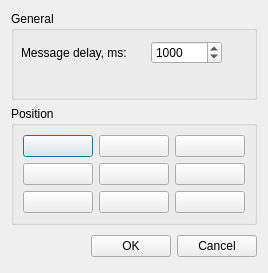
Above: src/plugins/General/notifier/settingsdialog.ui from ksv1986/qmmp-staging before the change. Below: the same form after it.
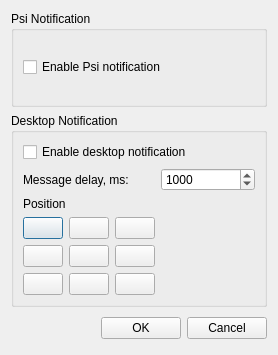
That is the form after the change.

Commit message: psi now playing notification support

```diff
--- a/src/plugins/General/notifier/settingsdialog.ui
+++ b/src/plugins/General/notifier/settingsdialog.ui
@@ -5,8 +5,8 @@
    <rect>
     <x>0</x>
     <y>0</y>
-    <width>268</width>
-    <height>273</height>
+    <width>278</width>
+    <height>355</height>
    </rect>
   </property>
   <property name="windowTitle" >
@@ -16,17 +16,34 @@
    <item>
     <widget class="QGroupBox" name="groupBox_4" >
      <property name="title" >
-      <string>General</string>
+      <string>Psi Notification</string>
      </property>
+     <layout class="QVBoxLayout" >
+      <item>
+       <widget class="QCheckBox" name="psiCheckBox" >
+        <property name="text" >
+         <string>Enable Psi notification</string>
+        </property>
+       </widget>
+      </item>
+     </layout>
+    </widget>
+   </item>
+   <item>
+    <widget class="QGroupBox" name="groupBox" >
+     <property name="title" >
+      <string>Desktop Notification</string>
+     </property>
+     <layout class="QGridLayout" >
+      <item row="0" column="0" colspan="2" >
+       <widget class="QCheckBox" name="desktopCheckBox" >
+        <property name="text" >
+         <string>Enable desktop notification</string>
+        </property>
+       </widget>
+      </item>
+      <item row="1" column="0" >
      <widget class="QLabel" name="label_3" >
-      <property name="geometry" >
-       <rect>
-        <x>10</x>
-        <y>30</y>
-        <width>141</width>
-        <height>23</height>
-       </rect>
-      </property>
       <property name="text" >
        <string>Message delay, ms:</string>
       </property>
@@ -34,15 +51,9 @@
        <set>Qt::AlignLeading|Qt::AlignLeft|Qt::AlignVCenter</set>
       </property>
      </widget>
+      </item>
+      <item row="1" column="1" >
      <widget class="QSpinBox" name="messageDelaySpinBox" >
-      <property name="geometry" >
-       <rect>
-        <x>140</x>
-        <y>30</y>
-        <width>71</width>
-        <height>23</height>
-       </rect>
-      </property>
       <property name="minimum" >
        <number>100</number>
       </property>
@@ -56,13 +67,15 @@
        <number>1000</number>
       </property>
      </widget>
-    </widget>
-   </item>
-   <item>
-    <widget class="QGroupBox" name="groupBox" >
-     <property name="title" >
+      </item>
+      <item row="2" column="0" >
+       <widget class="QLabel" name="label" >
+        <property name="text" >
       <string>Position</string>
      </property>
+       </widget>
+      </item>
+      <item row="3" column="0" >
      <layout class="QGridLayout" >
       <item row="0" column="0" >
        <widget class="QPushButton" name="topLeftButton" >
@@ -116,6 +129,19 @@
         </property>
        </widget>
       </item>
+        <item row="1" column="1" >
+         <widget class="QPushButton" name="centerButton" >
+          <property name="text" >
+           <string/>
+          </property>
+          <property name="checkable" >
+           <bool>true</bool>
+          </property>
+          <property name="autoExclusive" >
+           <bool>true</bool>
+          </property>
+         </widget>
+        </item>
       <item row="1" column="2" >
        <widget class="QPushButton" name="rightButton" >
         <property name="text" >
@@ -168,18 +194,20 @@
         </property>
        </widget>
       </item>
-      <item row="1" column="1" >
-       <widget class="QPushButton" name="centerButton" >
-        <property name="text" >
-         <string/>
+       </layout>
+      </item>
+      <item row="3" column="1" >
+       <spacer>
+        <property name="orientation" >
+         <enum>Qt::Horizontal</enum>
         </property>
-        <property name="checkable" >
-         <bool>true</bool>
+        <property name="sizeHint" >
+         <size>
+          <width>40</width>
+          <height>20</height>
+         </size>
         </property>
-        <property name="autoExclusive" >
-         <bool>true</bool>
-        </property>
-       </widget>
+       </spacer>
       </item>
      </layout>
     </widget>
```
Left out of the diff: 2 changed lines with no effect on the pictures. Lines whose indentation alone changed are shown as unchanged. The commit also changes 4 other files.
